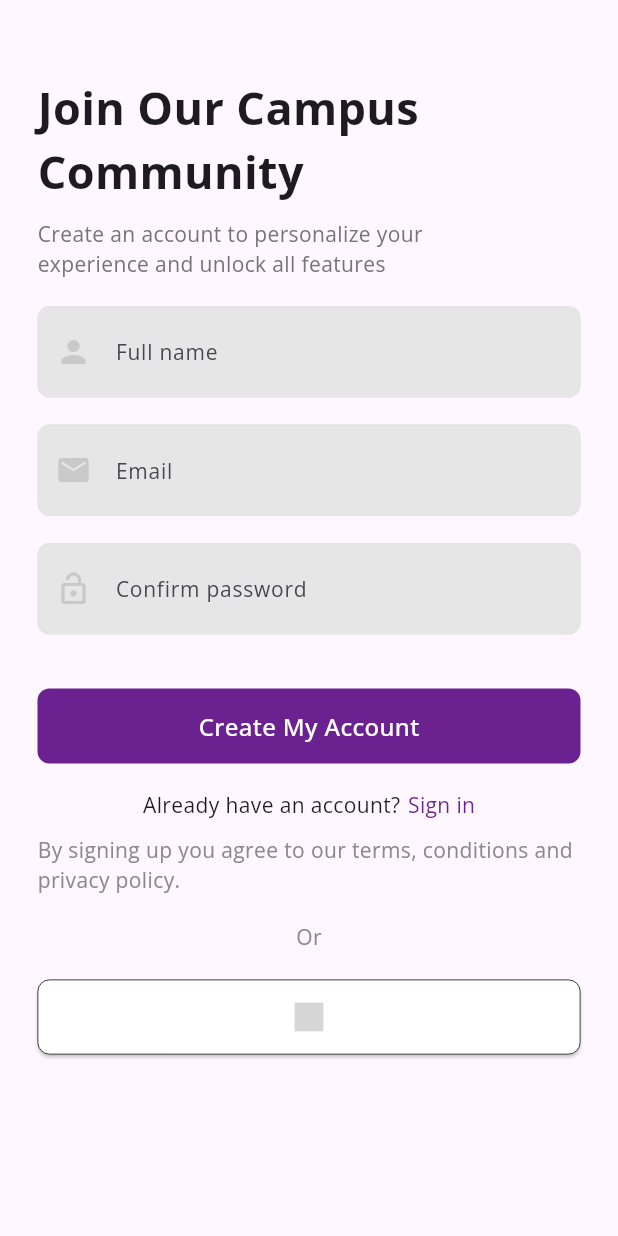
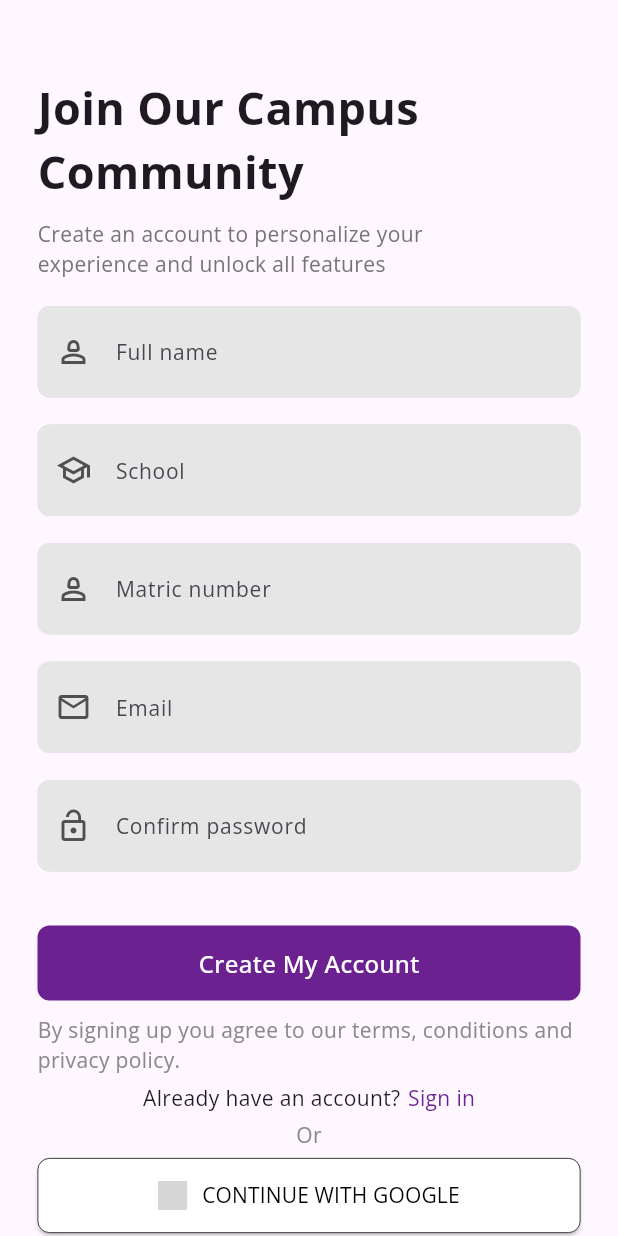
Before and after one commit to CodingFlex/campus_compass, a Flutter app: the SignUpPage screen opened by its route, on a phone screen of 412 x 824 dp. Run offline on Flutter 3.47's test engine with Material 3 defaults, Android fonts, the light colour scheme and no system bars; our stand-ins replace another_flutter_splash_screen, auth_buttons, dio, geolocator, google_fonts, google_maps_flutter and 4 more; missing offline and left inert: draggable_bottom_sheet, flutter_polyline_points, google_maps_flutter_android, google_maps_flutter_platform_interface; grey boxes are pictures that could not be loaded.

```diff
--- a/lib/app/app.dart
+++ b/lib/app/app.dart
@@ -4,6 +4,7 @@ import 'package:stacked/stacked_annotations.dart';
 
 import 'package:stacked_services/stacked_services.dart';
 
+import '../services/user_details_service.dart';
 import '../ui/auth/sign_up/sign_up.dart';
 import '../ui/onboarding/onboarding_page.dart';
 import '../services/auth_service.dart';
@@ -20,6 +21,7 @@ import '../services/auth_service.dart';
     LazySingleton(classType: SnackbarService),
     LazySingleton(classType: DialogService),
     LazySingleton(classType: AuthService),
+    LazySingleton(classType: UserDetailsService),
   ],
   logger: StackedLogger(),
 )
--- a/lib/app/app.locator.dart
+++ b/lib/app/app.locator.dart
@@ -6,6 +6,7 @@
 
 // ignore_for_file: public_member_api_docs, implementation_imports, depend_on_referenced_packages
 
+import 'package:campus_compass/services/user_details_service.dart';
 import 'package:stacked_services/stacked_services.dart';
 import 'package:stacked_shared/stacked_shared.dart';
 
@@ -26,4 +27,5 @@ Future<void> setupLocator({
   locator.registerLazySingleton(() => DialogService());
   locator.registerLazySingleton(() => SnackbarService());
   locator.registerLazySingleton(() => AuthService());
+  locator.registerLazySingleton(() => UserDetailsService());
 }
--- a/lib/ui/auth/sign_in/sign_in.dart
+++ b/lib/ui/auth/sign_in/sign_in.dart
@@ -41,8 +41,8 @@ class SignInPage extends StatelessWidget with $SignInPage {
                 controller: emailController,
                 placeholder: 'Email',
                 leading: Icon(
-                  Icons.email,
-                  color: const Color.fromARGB(255, 201, 201, 201),
+                  Icons.email_outlined,
+                  color: Color.fromARGB(255, 80, 80, 80),
                 )),
             verticalSpaceRegular,
             BoxInputField(
@@ -51,7 +51,7 @@ class SignInPage extends StatelessWidget with $SignInPage {
                 placeholder: 'Password',
                 leading: Icon(
                   Icons.lock_open,
-                  color: const Color.fromARGB(255, 201, 201, 201),
+                  color: Color.fromARGB(255, 80, 80, 80),
                 )),
           ],
         ),
--- a/lib/ui/auth/sign_up/sign_up.dart
+++ b/lib/ui/auth/sign_up/sign_up.dart
@@ -56,8 +56,24 @@ class SignUpPage extends StatelessWidget with $SignUpPage {
                 controller: fullNameController,
                 placeholder: 'Full name',
                 leading: Icon(
-                  Icons.person,
-                  color: const Color.fromARGB(255, 201, 201, 201),
+                  Icons.person_2_outlined,
+                  color: Color.fromARGB(255, 80, 80, 80),
+                )),
+            verticalSpaceRegular,
+            BoxInputField(
+                controller: fullNameController,
+                placeholder: 'School',
+                leading: Icon(
+                  Icons.school_outlined,
+                  color: Color.fromARGB(255, 80, 80, 80),
+                )),
+            verticalSpaceRegular,
+            BoxInputField(
+                controller: fullNameController,
+                placeholder: 'Matric number',
+                leading: Icon(
+                  Icons.person_2_outlined,
+                  color: Color.fromARGB(255, 80, 80, 80),
                 )),
             verticalSpaceRegular,
             BoxInputField(
@@ -65,8 +81,8 @@ class SignUpPage extends StatelessWidget with $SignUpPage {
                 password: true,
                 placeholder: 'Email',
                 leading: Icon(
-                  Icons.email,
-                  color: const Color.fromARGB(255, 201, 201, 201),
+                  Icons.email_outlined,
+                  color: Color.fromARGB(255, 80, 80, 80),
                 )),
             verticalSpaceRegular,
             BoxInputField(
@@ -75,7 +91,7 @@ class SignUpPage extends StatelessWidget with $SignUpPage {
                 placeholder: 'Confirm password',
                 leading: Icon(
                   Icons.lock_open,
-                  color: const Color.fromARGB(255, 201, 201, 201),
+                  color: Color.fromARGB(255, 80, 80, 80),
                 )),
           ],
         ),
--- a/lib/ui/auth/widgets/auth_layout.dart
+++ b/lib/ui/auth/widgets/auth_layout.dart
@@ -122,7 +122,12 @@ class AuthenticationLayout extends StatelessWidget {
                     ),
             ),
           ),
-          verticalSpaceRegular,
+          verticalSpaceSmall,
+          if (showTermsText)
+            BoxText.body(
+              'By signing up you agree to our terms, conditions and privacy policy.',
+            ),
+          verticalSpaceTiny,
           GestureDetector(
             onTap: onCreateAccountTapped,
             child: Row(
@@ -141,18 +146,13 @@ class AuthenticationLayout extends StatelessWidget {
               ],
             ),
           ),
-          verticalSpaceSmall,
-          if (showTermsText)
-            BoxText.body(
-              'By signing up you agree to our terms, conditions and privacy policy.',
-            ),
-          verticalSpaceRegular,
+          verticalSpaceTiny,
           Align(
               alignment: Alignment.center,
               child: BoxText.body(
                 'Or',
               )),
-          verticalSpaceRegular,
+          verticalSpaceTiny,
           if (Platform.isIOS)
             AppleAuthButton(
               onPressed: onSignInWithApple ?? () {},
@@ -166,10 +166,11 @@ class AuthenticationLayout extends StatelessWidget {
                 iconBackground: Colors.white,
                 buttonType: AuthButtonType.icon,
                 height: 50,
-                textStyle: bodyStyle,
+                textStyle: bodyStyle.copyWith(color: Colors.black),
               ),
             ),
           GoogleAuthButton(
+            text: 'CONTINUE WITH GOOGLE',
             onPressed: onSignInWithGoogle ?? () {},
             style: AuthButtonStyle(
               borderColor: Colors.black,
@@ -177,9 +178,9 @@ class AuthenticationLayout extends StatelessWidget {
               buttonColor: Colors.white,
               iconSize: 24,
               iconBackground: Colors.white,
-              buttonType: AuthButtonType.icon,
+              buttonType: AuthButtonType.secondary,
               height: 50,
-              textStyle: bodyStyle,
+              textStyle: bodyStyle.copyWith(color: Colors.black),
             ),
           )
         ],
--- /dev/null
+++ b/lib/ui/map2/DataHandler/appData.dart
@@ -0,0 +1,20 @@
+import 'package:flutter/widgets.dart';
+
+import 'package:flutter/cupertino.dart';
+import 'package:stacked/stacked.dart';
+
+import '../models/address.dart';
+
+class AppData extends ChangeNotifier {
+  Address? startLocation, destLocation;
+
+  void updateStartAddress(Address startAddress) {
+    startLocation = startAddress;
+    notifyListeners();
+  }
+
+  void updatedestLocationAddress(Address destAddress) {
+    destLocation = destAddress;
+    notifyListeners();
+  }
+}
--- /dev/null
+++ b/lib/ui/map2/models/address.dart
@@ -0,0 +1,15 @@
+class Address {
+  //String placeFormattedAddress;
+  String? placeName;
+  String? placeId;
+  double? latitude;
+  double? longitude;
+
+  Address({
+    //required this.placeFormattedAddress,
+    this.placeName,
+    this.placeId,
+    this.latitude,
+    this.longitude,
+  });
+}
--- a/lib/utils/widgets/box_input_field.dart
+++ b/lib/utils/widgets/box_input_field.dart
@@ -6,6 +6,8 @@ import '../shared/app_colors.dart';
 class BoxInputField extends StatelessWidget {
   final TextEditingController controller;
   final String placeholder;
+  final double? height;
+  final double? width;
   final Widget? leading;
   final Widget? trailing;
   final bool password;
@@ -23,6 +25,8 @@ class BoxInputField extends StatelessWidget {
     this.trailing,
     this.trailingTapped,
     this.password = false,
+    this.height,
+    this.width,
   }) : super(key: key);
 
   @override
@@ -32,6 +36,9 @@ class BoxInputField extends StatelessWidget {
       ///
       /// We can also avoid this by changing the [primarySwatch] in MaterialApp
       data: ThemeData(primaryColor: kcPrimaryColor),
+      child: Container(
+        height: height,
+        width: width,
         child: TextField(
           controller: controller,
           style: bodyStyle,
@@ -63,6 +70,7 @@ class BoxInputField extends StatelessWidget {
             ),
           ),
         ),
+      ),
     );
   }
 }
```
Also changed, not shown: lib/main.dart (+38 -0 lines), lib/services/user_details_service.dart (added, +40 -0 lines), lib/ui/map2/assistants/assistantMethods.dart (added, +72 -0 lines), lib/ui/map2/assistants/requestAssistant.dart (added, +22 -0 lines), lib/ui/map2/map.dart (+26 -7 lines), lib/ui/map2/models/directiondetails.dart (added, +15 -0 lines), lib/ui/map2/models/placepredictions.dart (added, +17 -0 lines), lib/ui/map2/widgets/map_background.dart (+47 -3 lines), lib/ui/map2/widgets/map_preview.dart (+17 -10 lines), 1 other file. Lines whose indentation alone changed are shown as unchanged.
